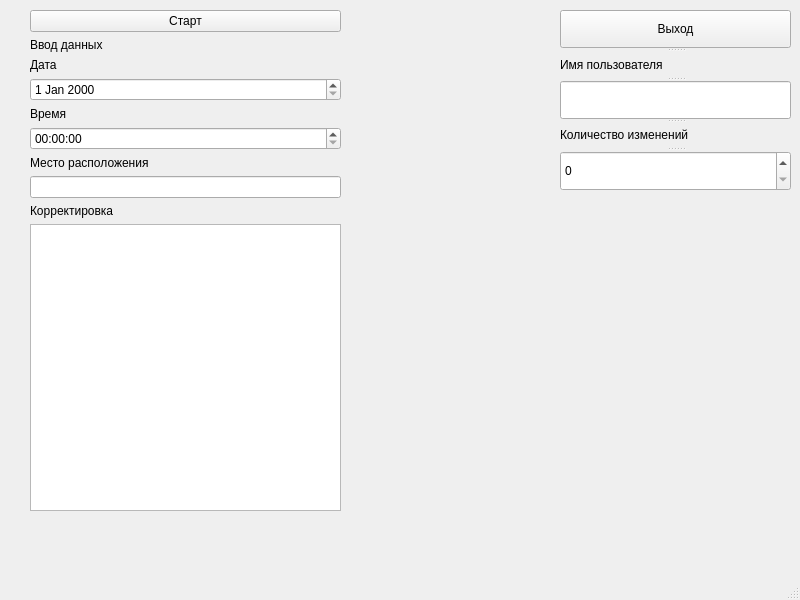
Before: the Qt Designer form TaskQt_3/mainwindow.ui in ElenNetology/QT, drawn with Qt 5.
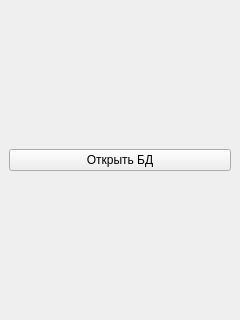
After: the same form once the commit is applied.

Diff of the .ui file:
```diff
--- a/TaskQt_3/mainwindow.ui
+++ b/TaskQt_3/mainwindow.ui
@@ -6,122 +6,30 @@
    <rect>
     <x>0</x>
     <y>0</y>
-    <width>800</width>
-    <height>600</height>
+    <width>240</width>
+    <height>320</height>
    </rect>
   </property>
+  <property name="maximumSize">
+   <size>
+    <width>1920</width>
+    <height>1080</height>
+   </size>
+  </property>
   <property name="windowTitle">
    <string>MainWindow</string>
   </property>
   <widget class="QWidget" name="centralwidget">
-   <widget class="QSplitter" name="splitter">
-    <property name="geometry">
-     <rect>
-      <x>560</x>
-      <y>10</y>
-      <width>231</width>
-      <height>181</height>
-     </rect>
-    </property>
-    <property name="orientation">
-     <enum>Qt::Vertical</enum>
-    </property>
-    <widget class="QPushButton" name="exit">
-     <property name="text">
-      <string>Выход</string>
-     </property>
-    </widget>
-    <widget class="QLabel" name="label_name">
-     <property name="text">
-      <string>Имя пользователя</string>
-     </property>
-    </widget>
-    <widget class="QLineEdit" name="name_us"/>
-    <widget class="QLabel" name="label_counter">
-     <property name="text">
-      <string>Количество изменений</string>
-     </property>
-    </widget>
-    <widget class="QSpinBox" name="counter"/>
-   </widget>
-   <widget class="QWidget" name="">
-    <property name="geometry">
-     <rect>
-      <x>30</x>
-      <y>10</y>
-      <width>311</width>
-      <height>501</height>
-     </rect>
-    </property>
-    <layout class="QVBoxLayout" name="verticalLayout">
-     <item>
-      <widget class="QPushButton" name="start">
-       <property name="text">
-        <string>Старт</string>
-       </property>
-      </widget>
-     </item>
-     <item>
-      <widget class="QLabel" name="label_input">
-       <property name="text">
-        <string>Ввод данных</string>
-       </property>
-      </widget>
-     </item>
-     <item>
-      <widget class="QLabel" name="label_date">
-       <property name="text">
-        <string>Дата</string>
-       </property>
-      </widget>
-     </item>
-     <item>
-      <widget class="QDateEdit" name="date"/>
-     </item>
-     <item>
-      <widget class="QLabel" name="label_time">
-       <property name="text">
-        <string>Время</string>
-       </property>
-      </widget>
-     </item>
-     <item>
-      <widget class="QTimeEdit" name="time"/>
-     </item>
-     <item>
-      <widget class="QLabel" name="label_location">
-       <property name="text">
-        <string>Место расположения</string>
-       </property>
-      </widget>
-     </item>
-     <item>
-      <widget class="QLineEdit" name="location"/>
-     </item>
-     <item>
-      <widget class="QLabel" name="label_correct">
-       <property name="text">
-        <string>Корректировка</string>
-       </property>
-      </widget>
-     </item>
-     <item>
-      <widget class="QTextBrowser" name="correct"/>
-     </item>
-    </layout>
-   </widget>
+   <layout class="QGridLayout" name="gridLayout">
+    <item row="0" column="0">
+     <widget class="QPushButton" name="pb_openDB">
+      <property name="text">
+       <string>Открыть БД</string>
+      </property>
+     </widget>
+    </item>
+   </layout>
   </widget>
-  <widget class="QMenuBar" name="menubar">
-   <property name="geometry">
-    <rect>
-     <x>0</x>
-     <y>0</y>
-     <width>800</width>
-     <height>26</height>
-    </rect>
-   </property>
-  </widget>
-  <widget class="QStatusBar" name="statusbar"/>
  </widget>
  <resources/>
  <connections/>
```
Left out of the diff: 1 changed line with no effect on the pictures.
